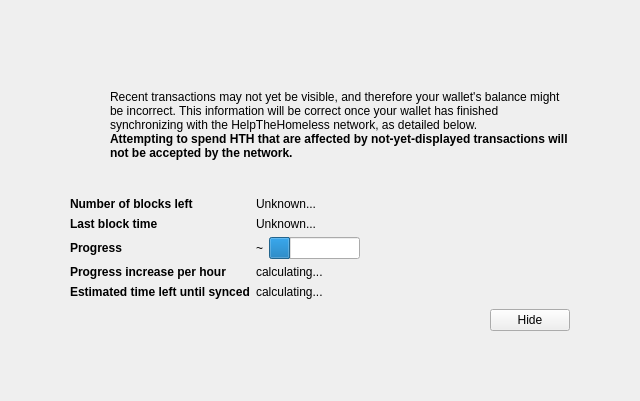
HTHcoin/helpthehomelesscoin, file src/qt/forms/modaloverlay.ui: the form before one commit.
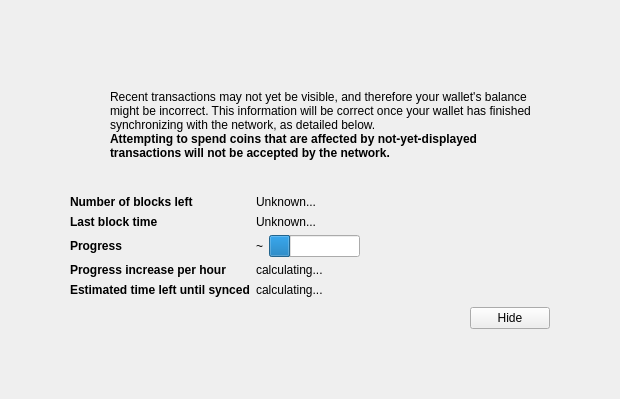
The form after the commit. Icons and pictures are not drawn. Custom widgets are drawn as their Qt base class.

```diff
--- a/src/qt/forms/modaloverlay.ui
+++ b/src/qt/forms/modaloverlay.ui
@@ -6,8 +6,8 @@
    <rect>
     <x>0</x>
     <y>0</y>
-    <width>640</width>
-    <height>401</height>
+    <width>620</width>
+    <height>399</height>
    </rect>
   </property>
   <property name="windowTitle">
@@ -128,8 +128,7 @@
              <item>
               <widget class="QLabel" name="infoText">
                <property name="text">
-                 <string>Recent transactions may not yet be visible, and therefore your wallet's balance might be incorrect. This information will be correct once your wallet has finished synchronizing with the HelpTheHomeless network, as detailed below.</string>
-                
+                <string>Recent transactions may not yet be visible, and therefore your wallet's balance might be incorrect. This information will be correct once your wallet has finished synchronizing with the network, as detailed below.</string>
                </property>
                <property name="textFormat">
                 <enum>Qt::RichText</enum>
@@ -148,9 +147,7 @@
                 </font>
                </property>
                <property name="text">
-                
-                 <string>Attempting to spend HTH that are affected by not-yet-displayed transactions will not be accepted by the network.</string>
-               
+                <string>Attempting to spend coins that are affected by not-yet-displayed transactions will not be accepted by the network.</string>
                </property>
                <property name="textFormat">
                 <enum>Qt::RichText</enum>
```
Left out of the diff: 33 changed lines with no effect on the pictures.
